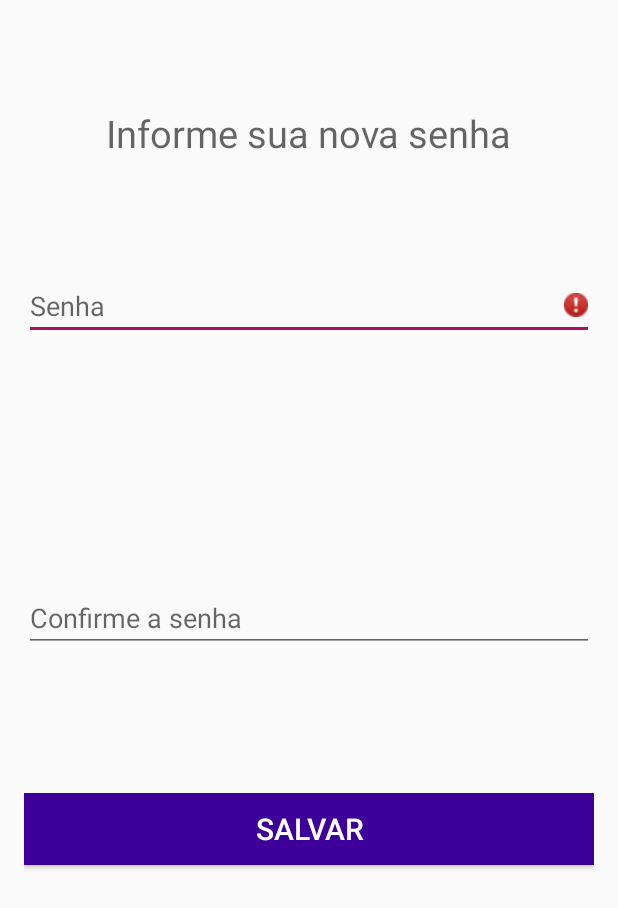
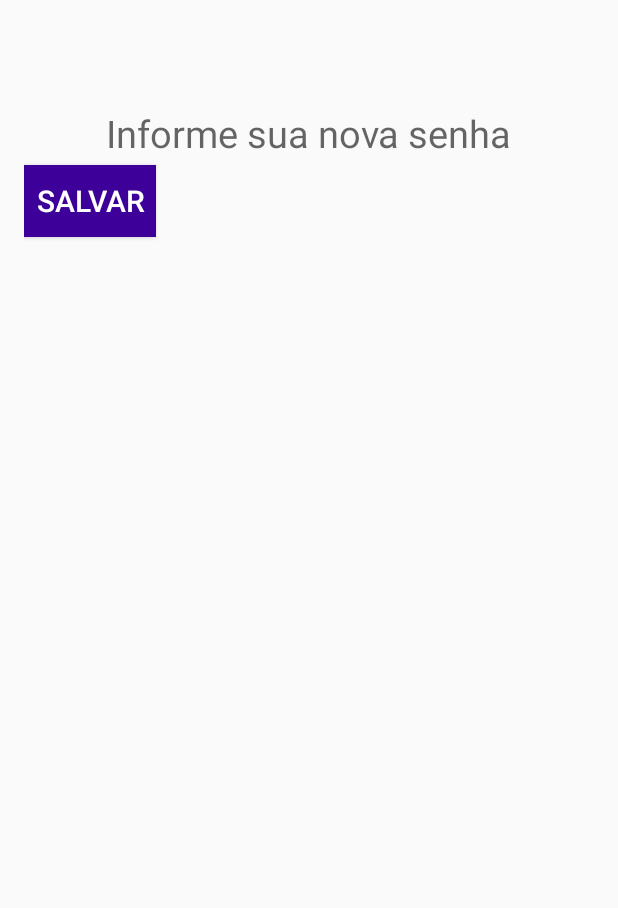
Before and after one commit to elcinho/projetotrip, an Android app: the NovaSenhaActivity screen opened directly, with no data from a screen before it, after a tap on "SALVAR", on a phone screen of 412 x 824 dp. Shown: the top 908 px of the screen. Run offline under Robolectric (Android 15) with nearby library versions, the phone set to English and light mode, and no system bars; 8 statements that could not run were skipped.

Commit message:
Alteração de senha - incompleto

```diff
--- a/app/src/main/java/libelulati/tripctrl/Senha/NovaSenhaActivity.java
+++ b/app/src/main/java/libelulati/tripctrl/Senha/NovaSenhaActivity.java
@@ -75,7 +75,7 @@ public class NovaSenhaActivity extends AppCompatActivity {
 
                     boolean sucesso = new UsuarioDAO(context).alterarsenha(usuario, idus);
                     if (sucesso) {
-                        Toast.makeText(context, "Senha alterada com sucesso.", Toast.LENGTH_LONG).show(); //ALTERAR PARA STRING DO SISTEMA
+                        Toast.makeText(context, context.getResources().getString(R.string.senha) + " " + context.getResources().getString(R.string.sucesso_alterada) + ".", Toast.LENGTH_LONG).show();
                         if(idus == 0){
                             startActivity(new Intent(NovaSenhaActivity.this, MainActivity.class));
                             finish();
@@ -84,10 +84,10 @@ public class NovaSenhaActivity extends AppCompatActivity {
                             onBackPressed();
                         }
                     } else {
-                        Toast.makeText(context, "A senha não foi alterada", Toast.LENGTH_LONG).show(); //ALTERAR PARA STRING DO SISTEMA
+                        Toast.makeText(context, context.getResources().getString(R.string.senha) + " " + context.getResources().getString(R.string.nao_alterada) + ".", Toast.LENGTH_LONG).show();
                     }
                 } else {
-                    Toast.makeText(context, "Campos inválidos, não é possível alterar a senha.", Toast.LENGTH_LONG).show(); //ALTERAR PARA STRING DO SISTEMA
+                    Toast.makeText(context, context.getResources().getString(R.string.campos_invalidos) + ". " + context.getResources().getString(R.string.senha) + " " + context.getResources().getString(R.string.nao_alterada) + ".", Toast.LENGTH_LONG).show();
                 }
             }
         });
@@ -97,7 +97,7 @@ public class NovaSenhaActivity extends AppCompatActivity {
     public void verificarsenha() {
         validar = Validar.ValidarSenha(String.valueOf(ns_senha.getText()));
         if (!validar) {
-            Toast.makeText(getApplicationContext(), "Senha inválida", Toast.LENGTH_LONG).show(); //ALTERAR PARA STRING DO SISTEMA
+            Toast.makeText(getApplicationContext(), this.getResources().getString(R.string.senha) + " " + this.getResources().getString(R.string.invalida) + ".", Toast.LENGTH_LONG).show();
             ns_senha.setCompoundDrawablesWithIntrinsicBounds(0, 0, R.drawable.alert_icon, 0);
             valido = false;
         } else {
@@ -108,7 +108,7 @@ public class NovaSenhaActivity extends AppCompatActivity {
     public void verificarconfirmesenha() {
         validar = Validar.ValidarConfirmeSenha(String.valueOf(ns_senha.getText()), String.valueOf(ns_confirmesenha.getText()));
         if (!validar) {
-            Toast.makeText(getApplicationContext(), "As senhas não coincidem", Toast.LENGTH_LONG).show(); //ALTERAR PARA STRING DO SISTEMA
+            Toast.makeText(getApplicationContext(), this.getResources().getString(R.string.senhas_diferentes) + ".", Toast.LENGTH_LONG).show();
             ns_senha.setCompoundDrawablesWithIntrinsicBounds(0, 0, R.drawable.alert_icon, 0);
             ns_confirmesenha.setCompoundDrawablesWithIntrinsicBounds(0, 0, R.drawable.alert_icon, 0);
             valido = false;
--- a/app/src/main/res/layout/content_nova_senha.xml
+++ b/app/src/main/res/layout/content_nova_senha.xml
@@ -23,34 +23,7 @@
         android:textAppearance="?android:attr/textAppearanceMedium"
         android:textSize="@dimen/fontesecundaria" />
 
-    <EditText
-        android:id="@+id/ed_ns_senha"
-        android:layout_width="wrap_content"
-        android:layout_height="wrap_content"
-        android:layout_alignParentEnd="true"
-        android:layout_alignParentLeft="true"
-        android:layout_alignParentRight="true"
-        android:layout_alignParentStart="true"
-        android:layout_below="@+id/tx_ns_informe"
-        android:layout_marginTop="75dp"
-        android:ems="10"
-        android:hint="@string/senha"
-        android:inputType="textPassword"
-        android:textColor="@color/colorAccent" />
 
-    <EditText
-        android:id="@+id/ed_ns_confirmesenha"
-        android:layout_width="wrap_content"
-        android:layout_height="wrap_content"
-        android:layout_alignEnd="@+id/ed_ns_senha"
-        android:layout_alignLeft="@+id/ed_ns_senha"
-        android:layout_alignRight="@+id/ed_ns_senha"
-        android:layout_alignStart="@+id/ed_ns_senha"
-        android:layout_centerVertical="true"
-        android:ems="10"
-        android:hint="@string/confirmesenha"
-        android:inputType="textPassword"
-        android:textColor="@color/colorAccent" />
 
     <Button
         android:id="@+id/bt_ns_salvar"
--- a/app/src/main/res/menu/menu_enviar.xml
+++ b/app/src/main/res/menu/menu_enviar.xml
@@ -5,6 +5,6 @@
     <item android:id="@+id/mn_gb_enviar"
         android:icon="@drawable/ic_action_send"
         android:orderInCategory="1"
-        android:title="@string/salvar"
+        android:title="@string/enviar"
         app:showAsAction="always"/>
 </menu>
--- a/app/src/main/res/values/strings.xml
+++ b/app/src/main/res/values/strings.xml
@@ -42,19 +42,19 @@
     <string name="planejamentos">Planejamentos</string>
     <string name="viagens">Viagens</string>
     <string name="voltar">Voltar</string>
+    <string name="enviar">Enviar</string>
+    <string name="salvar">Salvar</string>
 
 
     <!-- BOTÕES E LINKS -->
     <string name="alterarsenha" translatable="false">Alterar senha</string>
     <string name="entrar">Entrar</string>
-    <string name="enviar">Enviar</string>
     <string name="enviaremail">Enviar um email</string>
     <string name="enviarsms">Enviar um SMS</string>
     <string name="esquecisenha">Esqueci minha senha</string>
     <string name="informenovasenha">Informe sua nova senha</string>
     <string name="logo">Logomarca</string>
     <string name="novousuario">Novo usuário</string>
-    <string name="salvar">Salvar</string>
     <string name="selecioneopcao">Selecione uma opção abaixo para redefinir sua senha:</string>
     <string name="usarcodusuario">Usar meu código de usuario</string>
 
@@ -109,6 +109,7 @@
     <string name="invalidas">inválidas</string>
     <string name="invalido">inválido</string>
     <string name="invalidos">inválidos</string>
+    <string name="nao_alterada">não foi alterada</string>
     <string name="nao_alterar">Não é possível alterar</string>
     <string name="nao_cadastrado">não cadastrado</string>
     <string name="nao_encontrado">não foi encontrado</string>
@@ -132,6 +133,7 @@
     <string name="sucesso_deletado">deletado com sucesso</string>
     <string name="sucesso_editado">editado com sucesso</string>
     <string name="sucesso_gerado">gerado com sucesso</string>
+    <string name="sucesso_alterada">alterada com sucesso</string>
 
 
     <!-- PALAVRAS E PREPOSIÇÕES -->
```
Also changed, not shown: app/src/main/java/libelulati/tripctrl/Senha/EsqueciSenhaActivity.java (+84 -23 lines), app/src/main/res/layout/dialog_alterarsenha.xml (added, +33 -0 lines).
